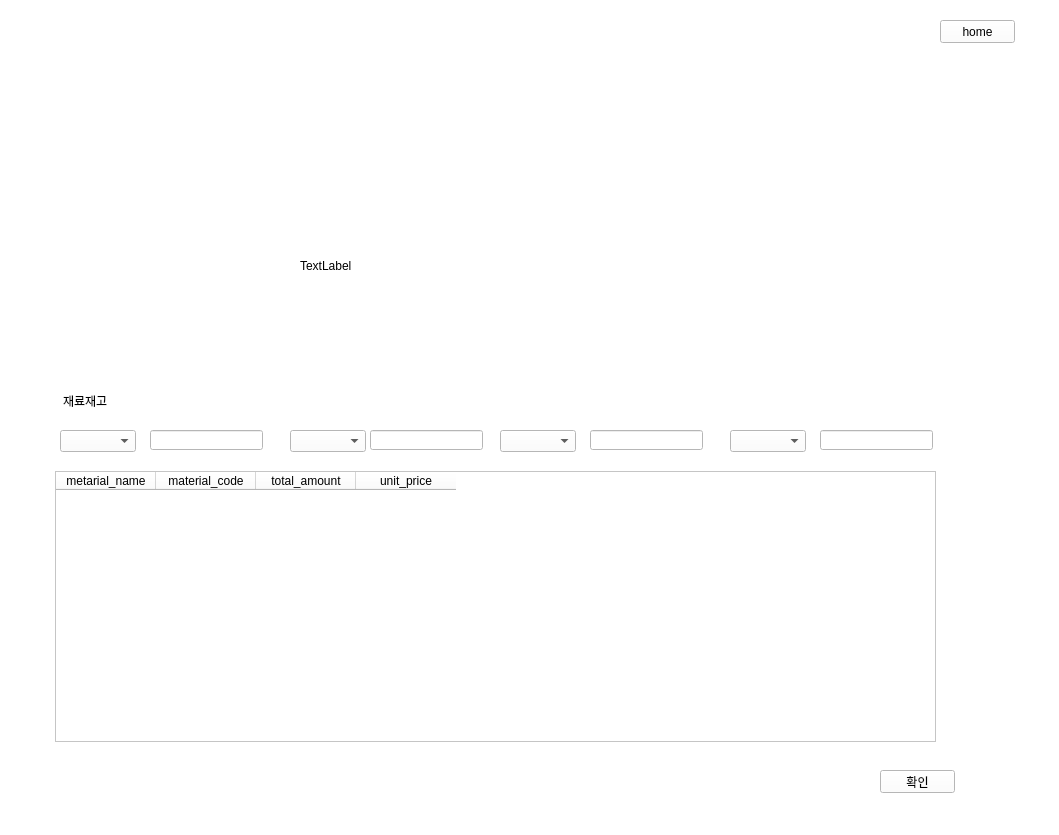
This is smartstore.ui in soyyoonn/SMARTSTORE as Qt 5 draws it before an edit. The edited form follows.
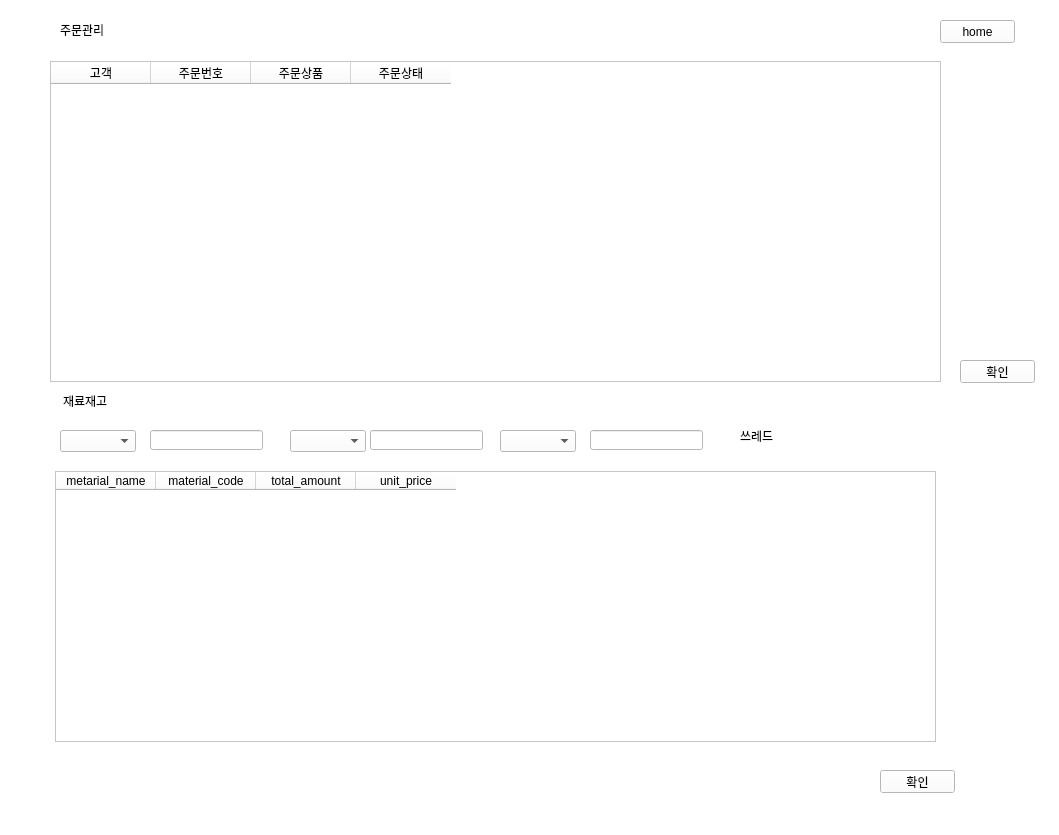
This is the edited form.

Commit message: 주문 재고 합침

What changed in the file:
```diff
--- a/smartstore.ui
+++ b/smartstore.ui
@@ -616,26 +616,6 @@
       </rect>
      </property>
     </widget>
-    <widget class="QComboBox" name="material8">
-     <property name="geometry">
-      <rect>
-       <x>730</x>
-       <y>430</y>
-       <width>76</width>
-       <height>22</height>
-      </rect>
-     </property>
-    </widget>
-    <widget class="QLineEdit" name="stock8">
-     <property name="geometry">
-      <rect>
-       <x>820</x>
-       <y>430</y>
-       <width>113</width>
-       <height>20</height>
-      </rect>
-     </property>
-    </widget>
     <widget class="QPushButton" name="btn_check">
      <property name="geometry">
       <rect>
@@ -695,36 +675,21 @@
     <widget class="QLabel" name="thread_label">
      <property name="geometry">
       <rect>
-       <x>300</x>
-       <y>200</y>
-       <width>311</width>
-       <height>131</height>
+       <x>740</x>
+       <y>420</y>
+       <width>221</width>
+       <height>31</height>
       </rect>
      </property>
      <property name="text">
-      <string>TextLabel</string>
-     </property>
-    </widget>
-   </widget>
-   <widget class="QWidget" name="page_5">
-    <widget class="QLabel" name="label_3">
-     <property name="geometry">
-      <rect>
-       <x>70</x>
-       <y>400</y>
-       <width>56</width>
-       <height>20</height>
-      </rect>
-     </property>
-     <property name="text">
-      <string>주문관리</string>
+      <string>쓰레드</string>
      </property>
     </widget>
     <widget class="QTableWidget" name="orderlist">
      <property name="geometry">
       <rect>
-       <x>60</x>
-       <y>441</y>
+       <x>50</x>
+       <y>61</y>
        <width>891</width>
        <height>321</height>
       </rect>
@@ -734,6 +699,11 @@
        <string>고객</string>
       </property>
      </column>
+     <column>
+      <property name="text">
+       <string>주문번호</string>
+      </property>
+     </column>
      <column>
       <property name="text">
        <string>주문상품</string>
@@ -745,11 +715,24 @@
       </property>
      </column>
     </widget>
+    <widget class="QLabel" name="label_3">
+     <property name="geometry">
+      <rect>
+       <x>60</x>
+       <y>20</y>
+       <width>56</width>
+       <height>20</height>
+      </rect>
+     </property>
+     <property name="text">
+      <string>주문관리</string>
+     </property>
+    </widget>
     <widget class="QPushButton" name="btn_check2">
      <property name="geometry">
       <rect>
-       <x>880</x>
-       <y>790</y>
+       <x>960</x>
+       <y>360</y>
        <width>75</width>
        <height>23</height>
       </rect>
@@ -758,6 +741,8 @@
       <string>확인</string>
      </property>
     </widget>
+   </widget>
+   <widget class="QWidget" name="page_5">
     <widget class="QPushButton" name="btn_home4">
      <property name="geometry">
       <rect>
```
